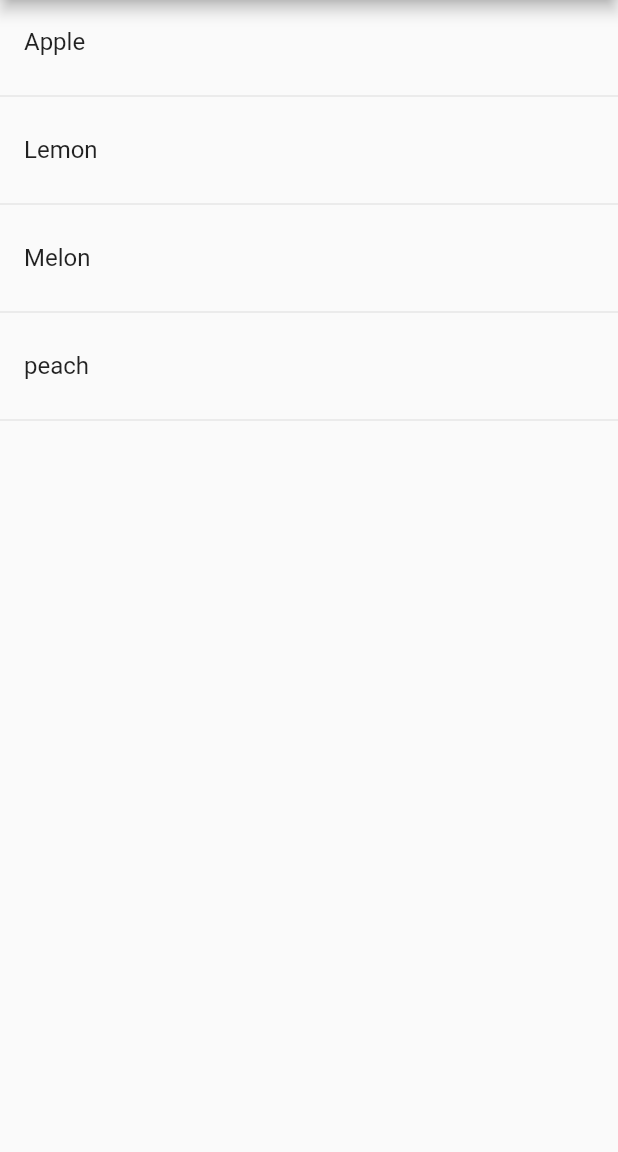
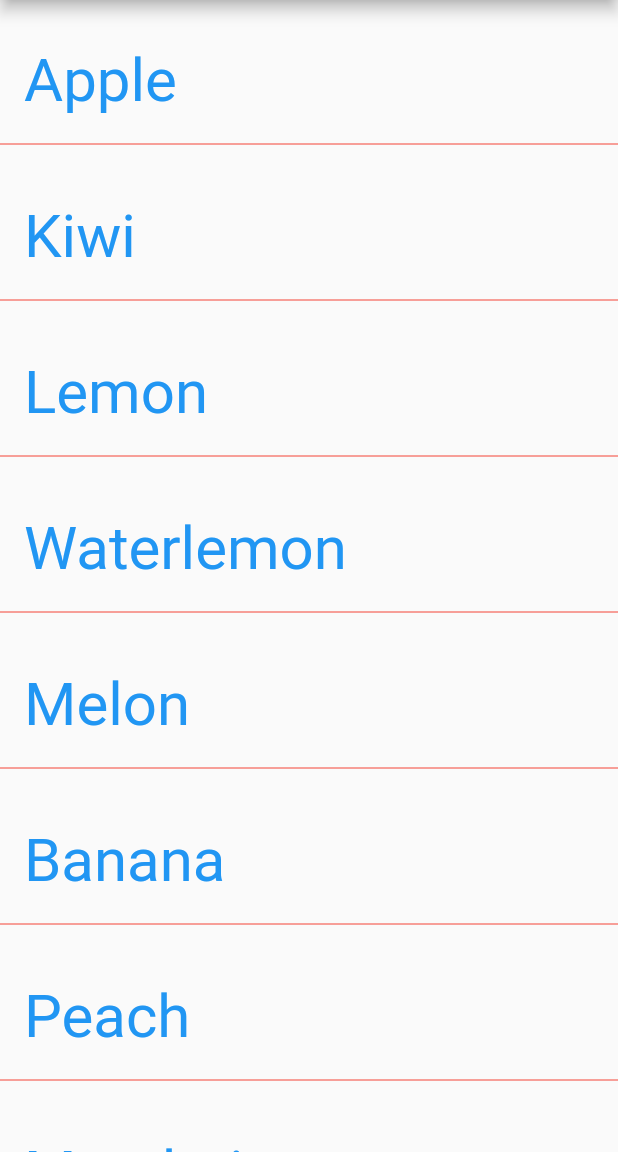
Before and after one commit to Nmokin98/FlutterApp, a Flutter app: the screen it shows after launch, on a phone screen of 412 x 824 dp, the part 84-1236 px from its top. Run offline on Flutter 3.47's test engine with Material 2 defaults, Android fonts, the phone set to English and light mode, and no system bars.

Commit message:
Array. Divider.

```diff
--- a/lib/main.dart
+++ b/lib/main.dart
@@ -17,6 +17,7 @@ class MyApp extends StatelessWidget{ //Класс MyApp не принимающ
           ),
           body: Container(
             child: MyBody (),
+
               ),
           ),
         );
@@ -30,22 +31,17 @@ class MyBody extends StatefulWidget {
 
 class MyListWords extends State<MyBody>
 {
-  List <String> Words = ['Apple','Kiwi', 'Lemon', 'Waterlemon', 'Melon', 'Banana', 'peach', 'mandarin'];
+  List <String> Words = ['Apple','Kiwi', 'Lemon', 'Waterlemon', 'Melon', 'Banana', 'Peach', 'Mandarin', 'Tomate', 'Potate', 'Cucumber', 'Orange'];
 
   @override
   Widget build (BuildContext context) {
 
-    return ListView.builder( //Виджет возвращает ЛистВью
+    return ListView.separated( //Виджет возвращает ЛистВью c разделителем между элементами
       itemCount: Words.length, //Количествоо элементов равно длине массива
+      separatorBuilder: (BuildContext context, int index) => Divider( color: Colors.red),
       itemBuilder: (context, i){ //??
 
-    if(i.isOdd) return Divider(); // Если индекс нечётный, то риует границы виджета
-
-      //final int index = i~/2;
-
-    //if (index >= Words.length) Words.addAll([]);
-
-      return new ListTile(title: new Text(Words[i])); //ЛистВЬю возвращает ListTile(Что это я хз), с виджетом текст
+      return new ListTile( title: new Text(Words[i], style: TextStyle(height: 2, fontSize: 40, color: Colors.blue))); //ЛистВЬю возвращает ListTile(Что это я хз), с виджетом текст
 
 
     });
```
Also changed, not shown: 1 other file.
